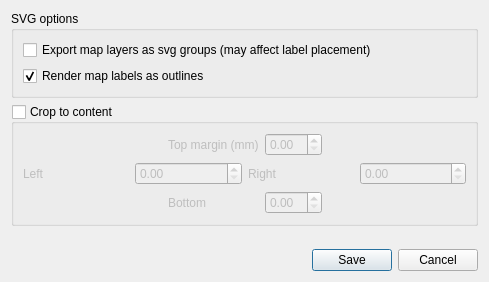
First picture: the form in src/ui/composer/qgssvgexportoptions.ui, repository carsmie/QGIS, before the edit.
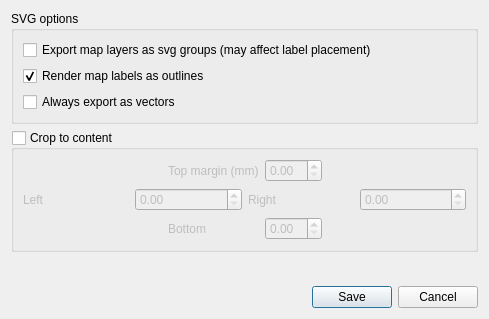
Second picture: the form after the edit. Custom widgets are drawn as their Qt base class.

Commit message: Start restoring SVG export

Patch:
```diff
--- a/src/ui/composer/qgssvgexportoptions.ui
+++ b/src/ui/composer/qgssvgexportoptions.ui
@@ -7,7 +7,7 @@
     <x>0</x>
     <y>0</y>
     <width>489</width>
-    <height>282</height>
+    <height>319</height>
    </rect>
   </property>
   <property name="windowTitle">
@@ -46,6 +46,16 @@
         </property>
        </widget>
       </item>
+      <item>
+       <widget class="QCheckBox" name="mForceVectorCheckBox">
+        <property name="toolTip">
+         <string>If checked, the layout will always be kept as vector objects when exported to a compatible format, even if the appearance of the resultant file does not match the layouts settings. If unchecked, some elements in the layout may be rasterized in order to keep their appearance intact.</string>
+        </property>
+        <property name="text">
+         <string>Always export as vectors</string>
+        </property>
+       </widget>
+      </item>
      </layout>
     </widget>
    </item>
```
Left out of the diff: 1 changed line with no effect on the pictures. The commit also changes 5 other files.
